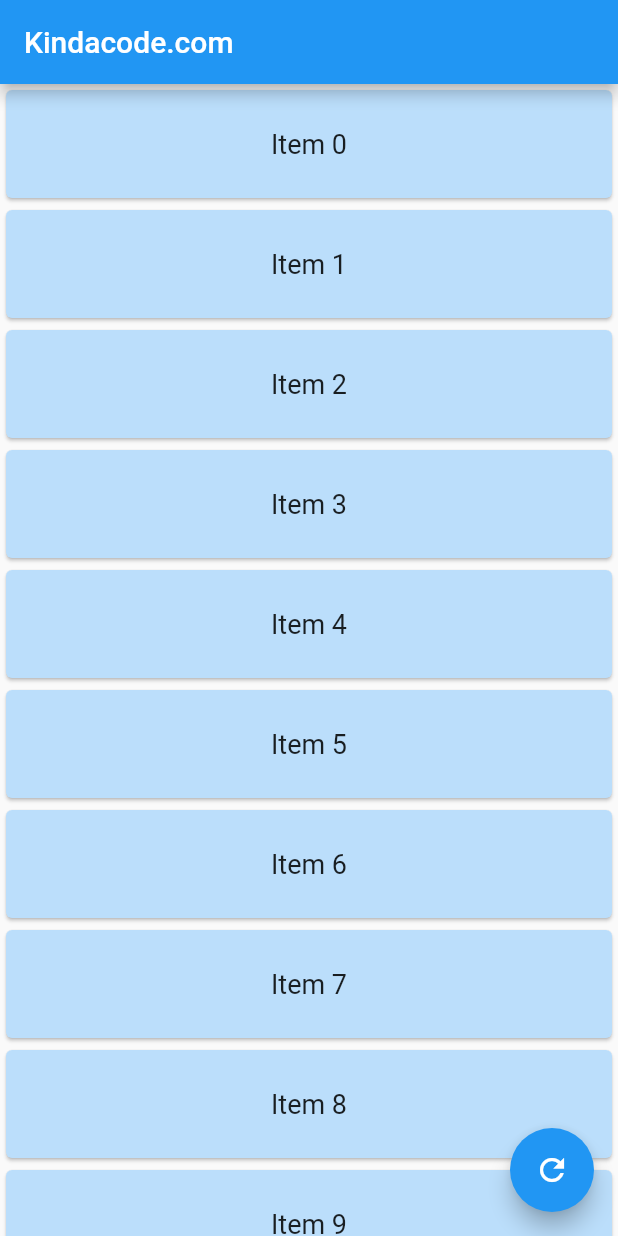
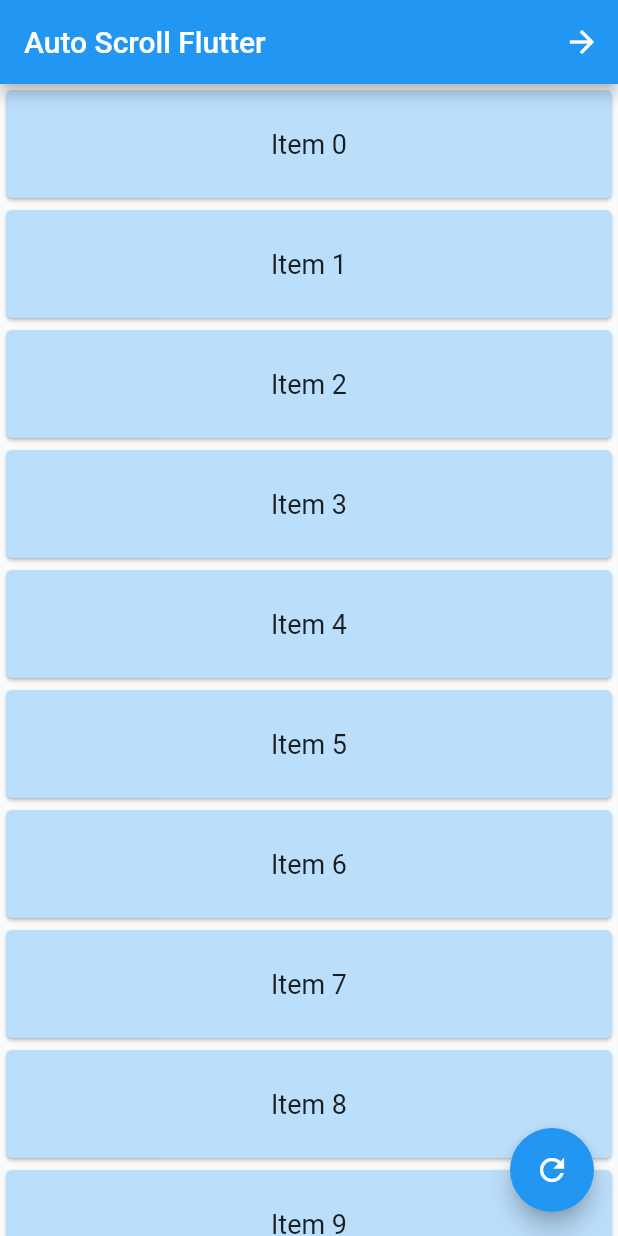
Before and after one commit to abhijain888/AutoScroll-Flutter, a Flutter app: the screen it shows after launch, on a phone screen of 412 x 824 dp. Run offline on Flutter 3.47's test engine with Material 2 defaults, Android fonts, the light colour scheme and no system bars; our stand-ins replace scrollable_positioned_list.

Commit message:
scrollable_positioned_list

```diff
--- a/lib/home_page.dart
+++ b/lib/home_page.dart
@@ -1,5 +1,6 @@
 import 'dart:math';
 import 'package:flutter/material.dart';
+import 'package:list_auto_scroll_flutter/scrollable_list.dart';
 
 class MyHomePage extends StatefulWidget {
   const MyHomePage({super.key});
@@ -28,7 +29,17 @@ class _MyHomePageState extends State<MyHomePage> {
   Widget build(BuildContext context) {
     return Scaffold(
       appBar: AppBar(
-        title: const Text('Kindacode.com'),
+        title: const Text('Auto Scroll Flutter'),
+        actions: [
+          IconButton(
+            onPressed: () {
+              Navigator.of(context).push(
+                MaterialPageRoute(builder: (_) => const PositionScroll()),
+              );
+            },
+            icon: const Icon(Icons.arrow_forward),
+          ),
+        ],
       ),
       body: ListView.builder(
         controller: _scrollController,
--- a/lib/main.dart
+++ b/lib/main.dart
@@ -9,7 +9,6 @@ void main() {
 class MyApp extends StatelessWidget {
   const MyApp({super.key});
 
-  // This widget is the root of your application.
   @override
   Widget build(BuildContext context) {
     return const MaterialApp(
--- a/pubspec.yaml
+++ b/pubspec.yaml
@@ -35,6 +35,7 @@ dependencies:
   # The following adds the Cupertino Icons font to your application.
   # Use with the CupertinoIcons class for iOS style icons.
   cupertino_icons: ^1.0.2
+  scrollable_positioned_list: ^0.3.8
 
 dev_dependencies:
   flutter_test:
```
Also changed, not shown: lib/scrollable_list.dart (added, +49 -0 lines), pubspec.lock.
